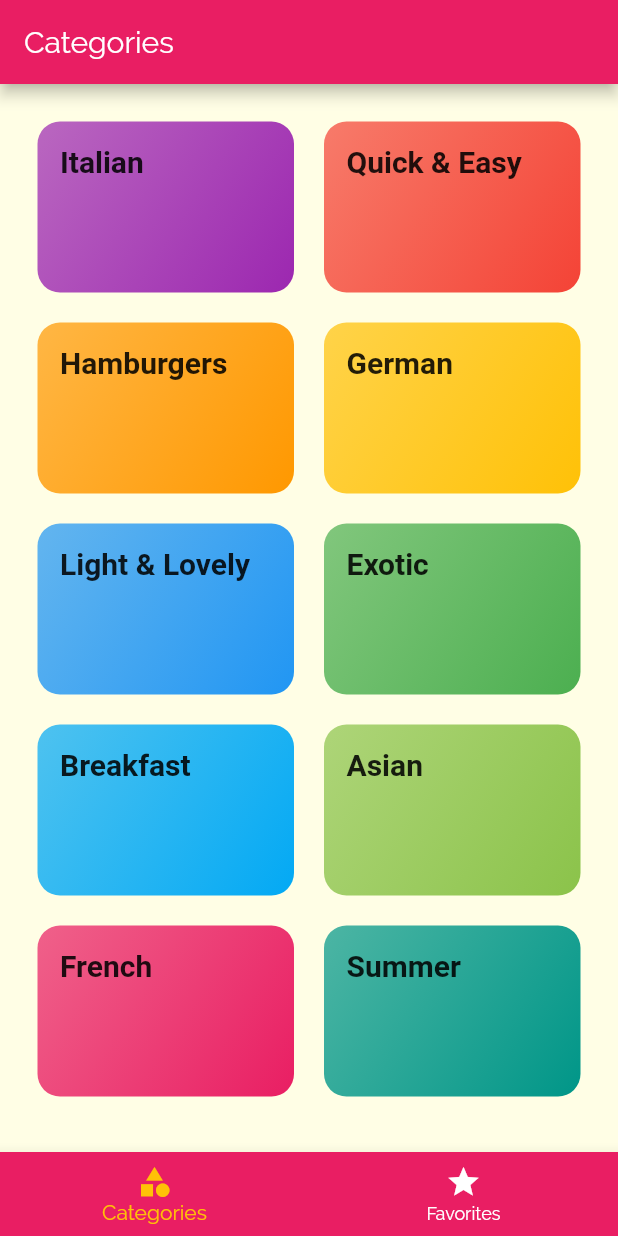
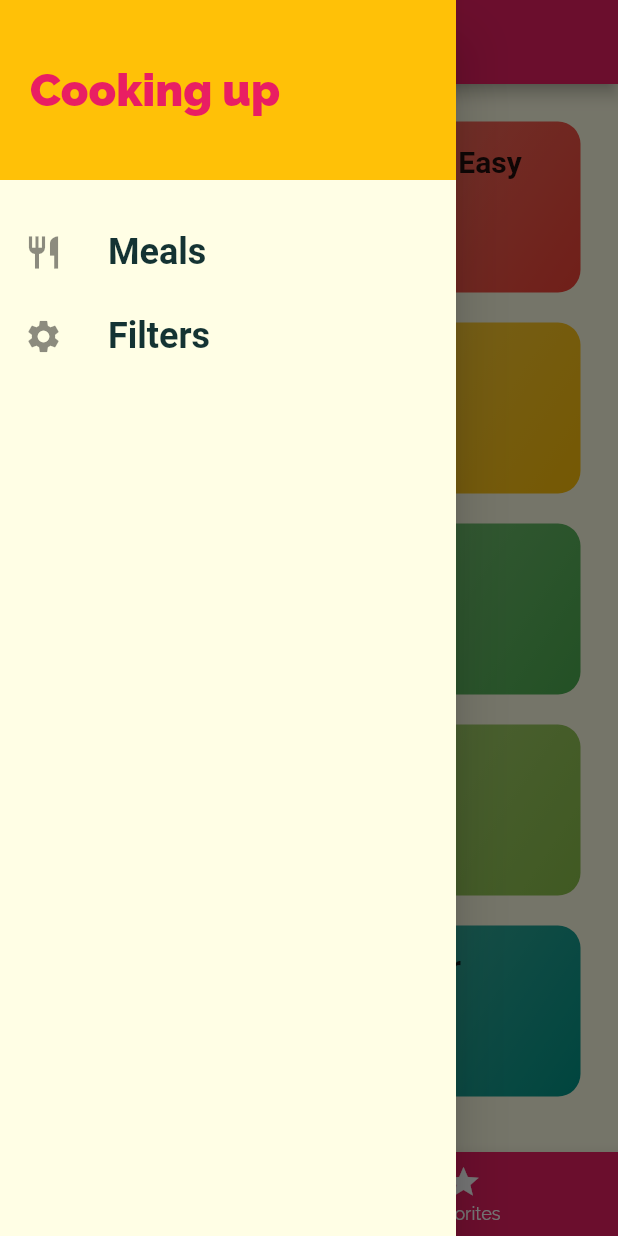
Before and after one commit to anky21/Flutter-my-meals, a Flutter app: the screen it shows after launch, with the side drawer open (before the commit the screen has no drawer), on a phone screen of 412 x 824 dp. Run offline on Flutter 3.47's test engine with Material 2 defaults, Android fonts, the phone set to English and light mode, and no system bars; Roboto replaces fonts that are missing (RobotoCondensed).

```diff
--- a/lib/main.dart
+++ b/lib/main.dart
@@ -3,6 +3,7 @@ import 'screens/categories_screen.dart';
 import 'screens/category_meals_screen.dart';
 import 'screens/meal_detail_screen.dart';
 import 'screens/tabs_screen.dart';
+import 'screens/filters_screen.dart';
 
 void main() => runApp(MyApp());
 
@@ -35,6 +36,8 @@ class MyApp extends StatelessWidget {
       routes: {
         CategoryMealsScreen.routeName: (ctx) => CategoryMealsScreen(),
         MealDetailScreen.routeName: (ctx) => MealDetailScreen(),
+        TabsScreen.routeName: (ctx) => TabsScreen(),
+        FiltersScreen.routeName: (ctx) => FiltersScreen(),
       },
     );
   }
--- a/lib/screens/tabs_screen.dart
+++ b/lib/screens/tabs_screen.dart
@@ -2,8 +2,10 @@ import 'package:flutter/material.dart';
 import 'package:my_meals/screens/categories_screen.dart';
 import '../screens/categories_screen.dart';
 import '../screens/favorites_screen.dart';
+import '../widgets/main_drawer.dart';
 
 class TabsScreen extends StatefulWidget {
+  static const routeName = '/tabs-screen';
   @override
   _TabsScreenState createState() => _TabsScreenState();
 }
@@ -28,6 +30,7 @@ class _TabsScreenState extends State<TabsScreen> {
       appBar: AppBar(
         title: Text(_pages[_selectedPageIndex]['title']),
       ),
+      drawer: MainDrawer(),
       body: _pages[_selectedPageIndex]['page'],
       bottomNavigationBar: BottomNavigationBar(
         onTap: _selectPage,
--- /dev/null
+++ b/lib/widgets/main_drawer.dart
@@ -0,0 +1,66 @@
+import 'package:flutter/material.dart';
+import '../screens/tabs_screen.dart';
+import '../screens/filters_screen.dart';
+
+class MainDrawer extends StatelessWidget {
+  Widget buildListTile(String title, IconData icon, Function tapHandler) {
+    return ListTile(
+      leading: Icon(
+        icon,
+        size: 26,
+      ),
+      title: Text(
+        title,
+        style: TextStyle(
+          fontFamily: 'RobotoCondensed',
+          fontSize: 24,
+          fontWeight: FontWeight.bold,
+        ),
+      ),
+      onTap: tapHandler,
+    );
+  }
+
+  @override
+  Widget build(BuildContext context) {
+    return Drawer(
+      child: Column(
+        children: <Widget>[
+          Container(
+            height: 120,
+            width: double.infinity,
+            padding: EdgeInsets.all(20),
+            alignment: Alignment.centerLeft,
+            color: Theme.of(context).accentColor,
+            child: Text(
+              'Cooking up',
+              style: TextStyle(
+                fontWeight: FontWeight.w900,
+                fontSize: 30,
+                color: Theme.of(context).primaryColor,
+              ),
+            ),
+          ),
+          SizedBox(
+            height: 20,
+          ),
+          buildListTile(
+            'Meals',
+            Icons.restaurant,
+            () {
+              Navigator.of(context).pushReplacementNamed(TabsScreen.routeName);
+            },
+          ),
+          buildListTile(
+            'Filters',
+            Icons.settings,
+            () {
+              Navigator.of(context)
+                  .pushReplacementNamed(FiltersScreen.routeName);
+            },
+          ),
+        ],
+      ),
+    );
+  }
+}
```
Also changed, not shown: lib/screens/category_meals_screen.dart (+33 -8 lines), lib/screens/filters_screen.dart (added, +18 -0 lines), lib/screens/meal_detail_screen.dart (+8 -1 lines), lib/widgets/meal_item.dart (+20 -8 lines).
